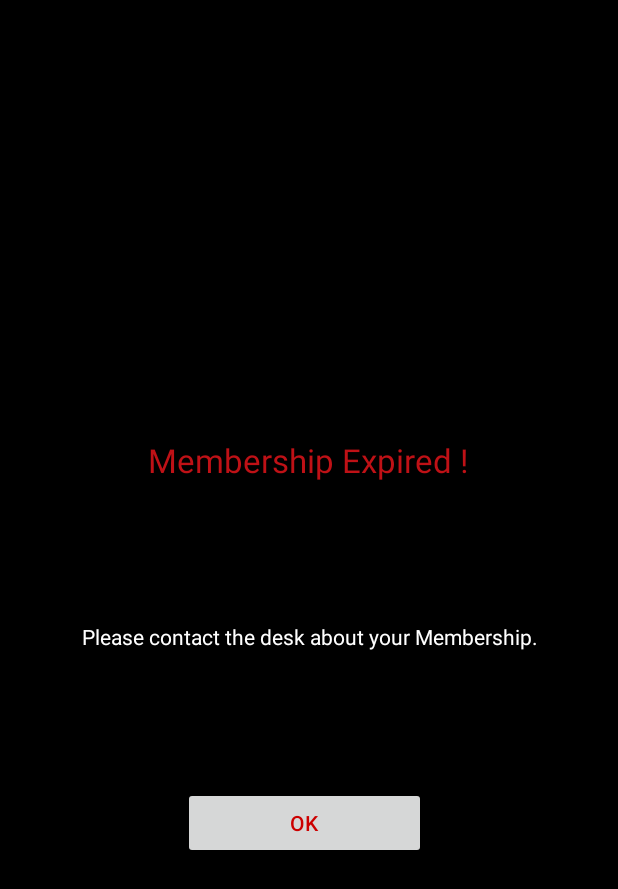
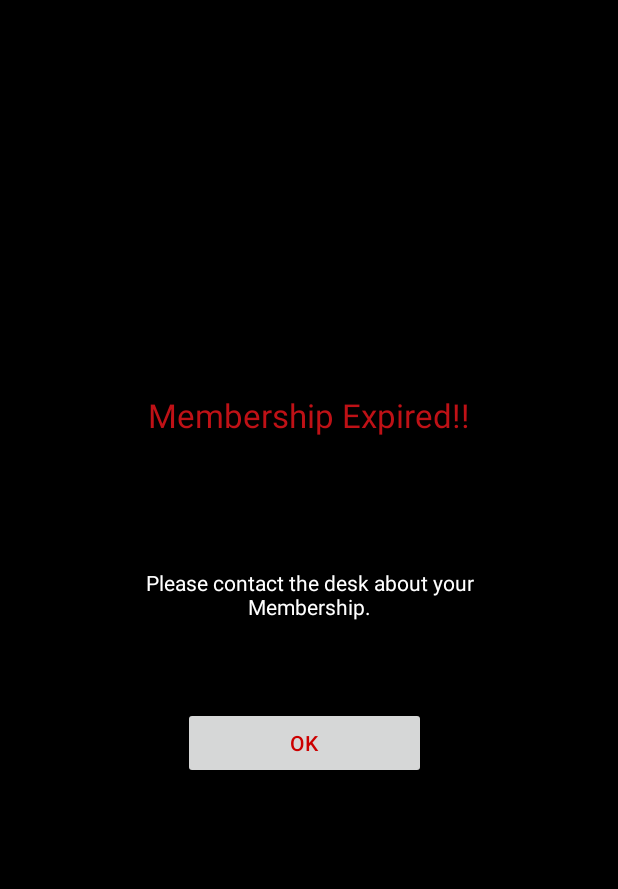
Before and after one commit to rushb77/ValeosisFitness, an Android app: the layout error_layout.xml on its own in the app's theme, with its tools: preview values and no code run, on a phone screen of 412 x 824 dp. Shown: the top 889 px of the screen. Run offline under Robolectric (Android 15) with nearby library versions, the phone set to English and light mode, and no system bars.

Commit message:
Live update

```diff
--- a/app/src/main/java/com/valeosis/service/WebService.java
+++ b/app/src/main/java/com/valeosis/service/WebService.java
@@ -117,6 +117,7 @@ public class WebService {
         // Return booleam to calling object
         return jsonObj;
     }
+
 
     public static JSONArray saveEmpAttendance(String MemberNo, String status) {
 
--- a/app/src/main/res/layout/error_layout.xml
+++ b/app/src/main/res/layout/error_layout.xml
@@ -1,13 +1,15 @@
 <RelativeLayout xmlns:android="http://schemas.android.com/apk/res/android"
     xmlns:app="http://schemas.android.com/apk/res-auto"
-    android:layout_width="match_parent"
-    android:layout_height="match_parent"
+    android:layout_width="800px"
+    android:layout_height="800px"
+    android:layout_gravity='center'
     android:background="@color/AppTransparentColor">
 
     <RelativeLayout
         android:layout_width="340dp"
         android:layout_height="400dp"
-        android:layout_centerInParent="true"
+        android:layout_centerHorizontal="true"
+        android:layout_centerVertical="true"
         android:background="@color/AppBackgroundColor"
         android:columnCount="20"
         android:padding="10dp">
@@ -18,8 +20,9 @@
             android:layout_width="wrap_content"
             android:layout_height="wrap_content"
             android:layout_centerHorizontal="true"
-            android:layout_marginTop="70dp"
-            android:text="Membership Expired !"
+            android:layout_marginTop="40dp"
+            android:layout_marginBottom="40px"
+            android:text="Membership Expired!!"
             android:textAppearance="?android:attr/textAppearanceLarge"
             android:textColor="@color/buttonText" />
 
@@ -27,15 +30,15 @@
         <TextView
             android:id="@+id/errDesc"
             android:layout_width="match_parent"
-            android:layout_height="200dp"
+            android:layout_height="150dp"
             android:layout_row="3"
             android:layout_column="0"
             android:layout_columnSpan="20"
             android:layout_below="@+id/error_txt"
-
             android:layout_alignParentStart="true"
-            android:layout_marginStart="0dp"
+            android:layout_marginStart="18dp"
             android:layout_marginTop="3dp"
+            android:layout_marginEnd="18dp"
             android:gravity="center"
             android:paddingTop="0dp"
             android:text="Please contact the desk about your Membership."
```
Also changed, not shown: app/src/main/java/com/valeosis/MainActivity.java (+39 -107 lines), app/src/main/java/com/valeosis/helper/FaceDetectionView.java (deleted, +0 -47 lines), app/src/main/java/com/valeosis/helper/FaceOverlayView.java (deleted, +0 -38 lines), app/src/main/res/layout/activity_main.xml (+33 -11 lines).
